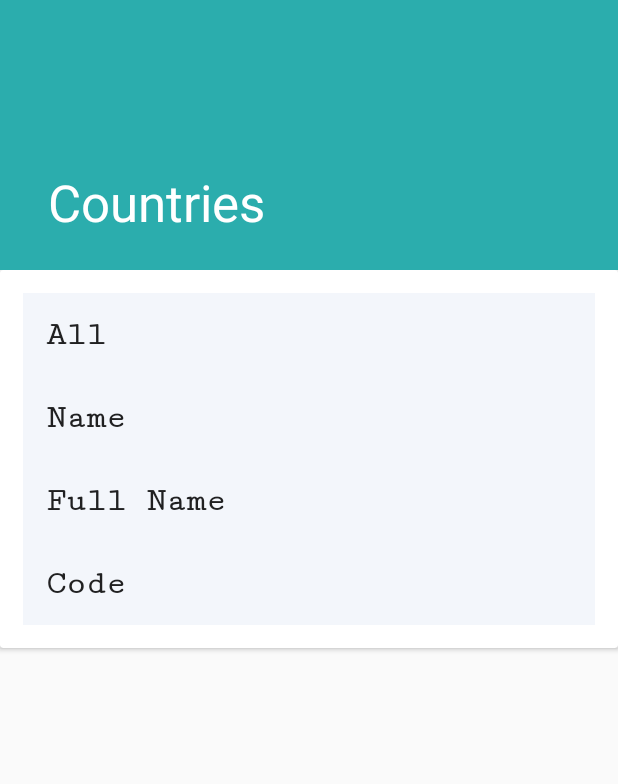
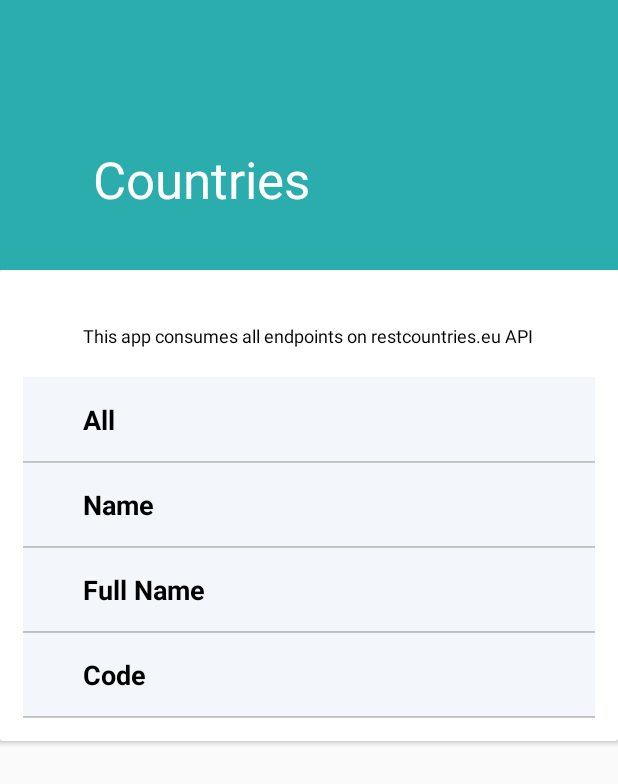
Before and after one commit to nelsonsaake/Android-NocusCountries, an Android app: the screen it shows after launch (LandingPageActivity), on a phone screen of 412 x 824 dp. Shown: the top 784 px of the screen. Run offline under Robolectric (Android 15) with nearby library versions, the phone set to English and light mode, and no system bars; Roboto replaces fonts that are not available here.

Commit message:
landing page commit

```diff
--- a/app/src/main/res/layout/activity_landing_page.xml
+++ b/app/src/main/res/layout/activity_landing_page.xml
@@ -9,6 +9,7 @@
 
     <com.google.android.material.appbar.AppBarLayout
         android:id="@+id/app_bar"
+        style="@style/headerDefault"
         android:layout_width="match_parent"
         android:layout_height="@dimen/app_bar_height"
         android:fitsSystemWindows="true"
@@ -16,6 +17,7 @@
 
         <com.google.android.material.appbar.CollapsingToolbarLayout
             android:id="@+id/toolbar_layout"
+            style="@style/headerDefault"
             android:layout_width="match_parent"
             android:layout_height="match_parent"
             android:fitsSystemWindows="true"
@@ -25,6 +27,7 @@
 
             <androidx.appcompat.widget.Toolbar
                 android:id="@+id/toolbar"
+                style="@style/headerDefault"
                 android:layout_width="match_parent"
                 android:layout_height="?attr/actionBarSize"
                 app:layout_collapseMode="pin"
--- a/app/src/main/res/layout/content_scrolling.xml
+++ b/app/src/main/res/layout/content_scrolling.xml
@@ -9,6 +9,7 @@
     tools:showIn="@layout/activity_landing_page">
 
     <androidx.cardview.widget.CardView
+        style="@style/contentDefault"
         android:layout_width="match_parent"
         android:layout_height="wrap_content"
         app:contentPadding="15dp">
@@ -18,49 +19,85 @@
             android:layout_height="match_parent"
             android:orientation="vertical">
 
+            <TextView
+                android:id="@+id/textView"
+                style="@style/contentDefault"
+                android:layout_width="match_parent"
+                android:layout_height="wrap_content"
+                android:text="@string/intro_text"
+                android:textAppearance="@style/paragraph" />
+
             <Button
                 android:id="@+id/allButton"
+                style="@style/h2"
                 android:layout_width="match_parent"
                 android:layout_height="wrap_content"
                 android:background="@color/backgroundColor"
                 android:padding="15dp"
                 android:text="@string/all_countries"
                 android:textAlignment="viewStart"
-                android:textAppearance="@style/LandingText"
+                android:textAppearance="@style/h2"
                 android:textStyle="bold" />
+
+            <View
+                android:id="@+id/divider"
+                android:layout_width="match_parent"
+                android:layout_height="1dp"
+                android:background="?android:attr/listDivider" />
 
             <Button
                 android:id="@+id/nameButton"
+                style="@style/h2"
                 android:layout_width="match_parent"
                 android:layout_height="wrap_content"
                 android:background="@color/backgroundColor"
                 android:padding="15dp"
                 android:text="@string/name"
                 android:textAlignment="viewStart"
-                android:textAppearance="@style/LandingText"
+                android:textAppearance="@style/h2"
                 android:textStyle="bold" />
+
+            <View
+                android:id="@+id/divider2"
+                android:layout_width="match_parent"
+                android:layout_height="1dp"
+                android:background="?android:attr/listDivider" />
 
             <Button
                 android:id="@+id/fullNameButton"
+                style="@style/h2"
                 android:layout_width="match_parent"
                 android:layout_height="wrap_content"
                 android:background="@color/backgroundColor"
                 android:padding="15dp"
                 android:text="@string/full_name"
                 android:textAlignment="viewStart"
-                android:textAppearance="@style/LandingText"
+                android:textAppearance="@style/h2"
                 android:textStyle="bold" />
+
+            <View
+                android:id="@+id/divider3"
+                android:layout_width="match_parent"
+                android:layout_height="1dp"
+                android:background="?android:attr/listDivider" />
 
             <Button
                 android:id="@+id/codeButton"
+                style="@style/h2"
                 android:layout_width="match_parent"
                 android:layout_height="wrap_content"
                 android:background="@color/backgroundColor"
                 android:padding="15dp"
                 android:text="@string/code"
                 android:textAlignment="viewStart"
-                android:textAppearance="@style/LandingText"
+                android:textAppearance="@style/h2"
                 android:textStyle="bold" />
+
+            <View
+                android:id="@+id/divider4"
+                android:layout_width="match_parent"
+                android:layout_height="1dp"
+                android:background="?android:attr/listDivider" />
         </LinearLayout>
     </androidx.cardview.widget.CardView>
 </androidx.core.widget.NestedScrollView>
--- a/app/src/main/res/values/colors.xml
+++ b/app/src/main/res/values/colors.xml
@@ -1,7 +1,16 @@
 <?xml version="1.0" encoding="utf-8"?>
 <resources>
+<!--    -->
     <color name="colorPrimary">#2badad</color>
     <color name="colorPrimaryDark">#425573</color>
     <color name="colorAccent">#505050</color>
+<!--  brand color  -->
+    <color name="colorPaleBlue">#f3f6fb</color>
+<!--  background  -->
     <color name="backgroundColor">#f3f6fb</color>
+    <color name="headerBackgroundColor">@color/colorPaleBlue</color>
+<!--  font  -->
+    <color name="color">#505050</color>
+    <color name="colorGray">#9090AA</color>
+    <color name="linkColor">#2BADAD</color>
 </resources>
--- a/app/src/main/res/values/strings.xml
+++ b/app/src/main/res/values/strings.xml
@@ -1,6 +1,7 @@
 <resources>
     <string name="app_name">Countries</string>
-    <string name="intro_text">Countries, Tourist attraction, Cities Mountains, Rivers</string>
+    <string name="intro_text_old">Countries, Tourist attraction, Cities Mountains, Rivers</string>
+    <string name="intro_text">This app consumes all endpoints on restcountries.eu API</string>
     <string name="title_activity_landing_page">Countries</string>
     <string name="large_text">
         "Material is the metaphor.\n\n"
--- a/app/src/main/res/values/styles.xml
+++ b/app/src/main/res/values/styles.xml
@@ -14,13 +14,64 @@
     </style>
 
     <style name="LandingText" parent="TextAppearance.AppCompat.Large">
-        <item name="fontFamily">serif-monospace</item>
+        <item name="fontFamily">sans-serif</item>
         <item name="android:paddingTop">5dp</item>
         <item name="android:paddingBottom">5dp</item>
         <item name="android:textAlignment">viewStart</item>
         <item name="android:textStyle">bold</item>
         <item name="android:minHeight">100dp</item>
-        <item name="backgroundColor">@color/backgroundColor</item>
+        <item name="backgroundColor">@color/headerBackgroundColor</item>
+    </style>
+
+    <style name="h1Gray" parent="TextAppearance.AppCompat.Medium">
+        <item name="fontFamily">sans-serif</item>
+        <item name="android:textSize">13sp</item>
+        <item name="color">@color/colorGray</item>
+    </style>
+
+    <style name="aGray" parent="h1Gray">
+        <item name="android:textSize">10sp</item>
+    </style>
+
+    <style name="headerDefault">
+        <item name="color">@color/color</item>
+        <item name="backgroundColor">@color/headerBackgroundColor</item>
+        <item name="fontFamily">sans-serif</item>
+        <item name="android:textSize">12sp</item>
+        <item name="android:padding">15dp</item>
+        <item name="android:paddingStart">30dp</item>
+    </style>
+
+    <style name="contentDefault">
+        <item name="android:padding">20dp</item>
+        <item name="android:paddingStart">40dp</item>
+    </style>
+
+    <style name="h1">
+        <item name="fontFamily">sans-serif</item>
+        <item name="color">@color/color</item>
+        <item name="android:textSize">18sp</item>
+    </style>
+
+    <style name="h2" parent="h1">
+        <item name="android:padding">0dp</item>
+        <item name="android:paddingStart">40dp</item>
+    </style>
+
+    <style name="paragraph">
+        <item name="fontFamily">sans-serif</item>
+        <item name="color">@color/color</item>
+        <item name="android:textSize">12sp</item>
+    </style>
+
+    <style name="paragraph.link">
+        <item name="color">@color/linkColor</item>
+    </style>
+
+    <style name="code">
+        <item name="backgroundColor">@color/colorPaleBlue</item>
+        <item name="android:padding">10sp</item>
+        <item name="android:textSize">10.2sp</item>
     </style>
 
     <style name="AppTheme.AppBarOverlay" parent="ThemeOverlay.AppCompat.Dark.ActionBar" />
```
Also changed, not shown: app/src/main/res/layout/main_all_country_list_item.xml (+31 -7 lines).
